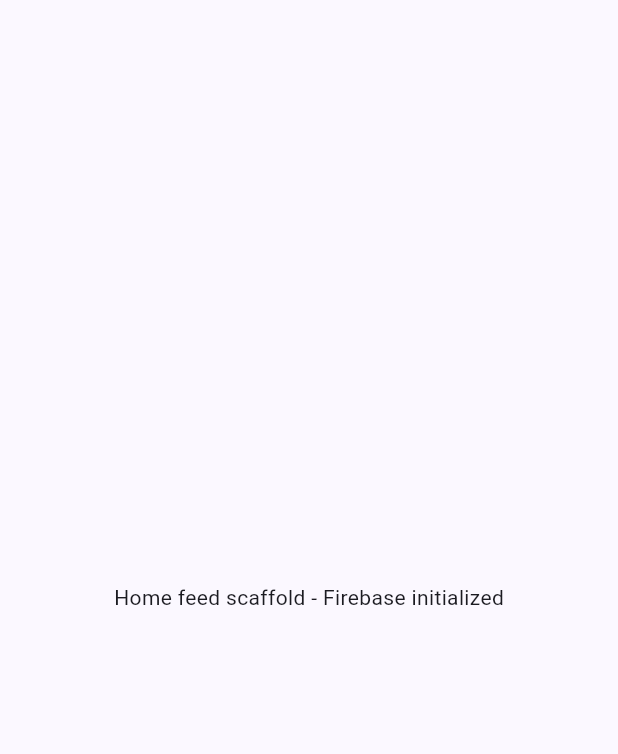
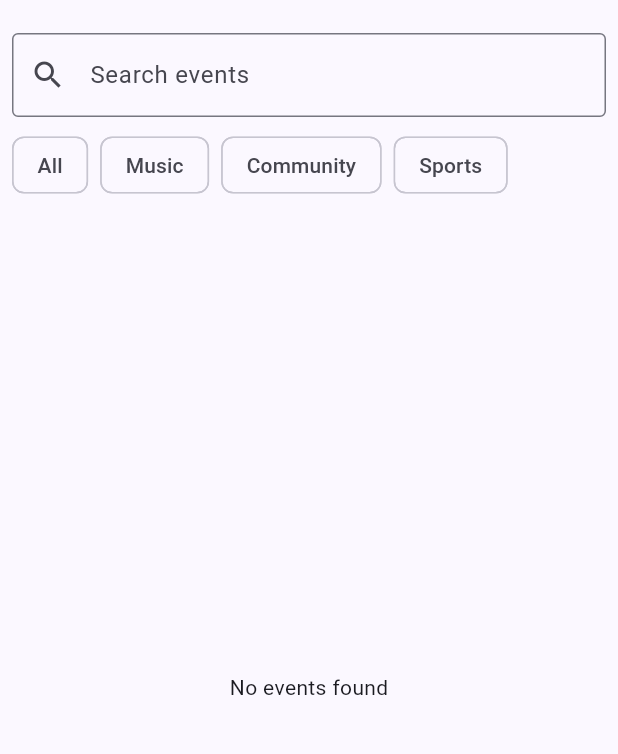
Before and after one commit to goobil/anuevents, a Flutter app: the screen it shows after launch, on a phone screen of 412 x 824 dp, the part 63-817 px from its top. Run offline on Flutter 3.47's test engine with Material 3 defaults, Android fonts, the phone set to English and light mode, and no system bars; our stand-ins replace cloud_firestore, firebase_core; accounts and stored records are empty.

Commit message:
feat(mobile): add Phase 1 home feed UI, Event model, Firestore service and widgets

```diff
--- a/mobile/lib/main.dart
+++ b/mobile/lib/main.dart
@@ -1,12 +1,15 @@
 import 'package:flutter/material.dart';
 import 'package:firebase_core/firebase_core.dart';
+import 'firebase_options.dart';
+import 'screens/home_screen.dart';
 
-// Note: you must provide native Firebase configuration files for Android (google-services.json)
-// and iOS (GoogleService-Info.plist) in the respective platform folders before running.
+// Note: native Firebase configuration files were placed by FlutterFire CLI.
 
 void main() async {
   WidgetsFlutterBinding.ensureInitialized();
-  await Firebase.initializeApp();
+  await Firebase.initializeApp(
+    options: DefaultFirebaseOptions.currentPlatform,
+  );
   runApp(const MyApp());
 }
 
@@ -25,17 +28,3 @@ class MyApp extends StatelessWidget {
     );
   }
 }
-
-class HomeScreen extends StatelessWidget {
-  const HomeScreen({super.key});
-
-  @override
-  Widget build(BuildContext context) {
-    return Scaffold(
-      appBar: AppBar(
-        title: const Text('ANU Events'),
-      ),
-      body: const Center(child: Text('Home feed scaffold - Firebase initialized')),
-    );
-  }
-}
--- /dev/null
+++ b/mobile/lib/models/event.dart
@@ -0,0 +1,31 @@
+import 'package:cloud_firestore/cloud_firestore.dart';
+
+class Event {
+  final String id;
+  final String title;
+  final String description;
+  final DateTime startsAt;
+  final String status;
+  final String location;
+
+  Event({
+    required this.id,
+    required this.title,
+    required this.description,
+    required this.startsAt,
+    required this.status,
+    required this.location,
+  });
+
+  factory Event.fromFirestore(DocumentSnapshot doc) {
+    final data = doc.data() as Map<String, dynamic>? ?? {};
+    return Event(
+      id: doc.id,
+      title: data['title'] ?? '',
+      description: data['description'] ?? '',
+      startsAt: (data['startsAt'] as Timestamp?)?.toDate() ?? DateTime.now(),
+      status: data['status'] ?? 'pending',
+      location: data['location'] ?? '',
+    );
+  }
+}
--- /dev/null
+++ b/mobile/lib/screens/home_screen.dart
@@ -0,0 +1,77 @@
+import 'package:flutter/material.dart';
+import '../services/firestore_service.dart';
+import '../widgets/event_card.dart';
+
+class HomeScreen extends StatefulWidget {
+  const HomeScreen({super.key});
+
+  @override
+  State<HomeScreen> createState() => _HomeScreenState();
+}
+
+class _HomeScreenState extends State<HomeScreen> {
+  final FirestoreService _fs = FirestoreService();
+  String _query = '';
+
+  @override
+  Widget build(BuildContext context) {
+    return Scaffold(
+      appBar: AppBar(title: const Text('ANU Events')),
+      body: Column(
+        children: [
+          Padding(
+            padding: const EdgeInsets.all(8.0),
+            child: TextField(
+              decoration: const InputDecoration(
+                prefixIcon: Icon(Icons.search),
+                hintText: 'Search events',
+                border: OutlineInputBorder(),
+              ),
+              onChanged: (v) => setState(() => _query = v),
+            ),
+          ),
+          // category chips placeholder
+          SizedBox(
+            height: 48,
+            child: ListView(
+              scrollDirection: Axis.horizontal,
+              padding: const EdgeInsets.symmetric(horizontal: 8),
+              children: const [
+                Chip(label: Text('All')),
+                SizedBox(width: 8),
+                Chip(label: Text('Music')),
+                SizedBox(width: 8),
+                Chip(label: Text('Community')),
+                SizedBox(width: 8),
+                Chip(label: Text('Sports')),
+              ],
+            ),
+          ),
+          Expanded(
+            child: StreamBuilder(
+              stream: _fs.streamApprovedEvents(),
+              builder: (context, snapshot) {
+                if (snapshot.connectionState == ConnectionState.waiting) {
+                  return const Center(child: CircularProgressIndicator());
+                }
+                final events = snapshot.data ?? [];
+                final filtered = _query.isEmpty
+                    ? events
+                    : events
+                        .where((e) => e.title.toLowerCase().contains(_query.toLowerCase()))
+                        .toList();
+                if (filtered.isEmpty) {
+                  return const Center(child: Text('No events found'));
+                }
+                return ListView.builder(
+                  itemCount: filtered.length,
+                  itemBuilder: (context, i) => EventCard(event: filtered[i]),
+                );
+              },
+            ),
+          ),
+        ],
+      ),
+    );
+  }
+}
--- a/mobile/pubspec.yaml
+++ b/mobile/pubspec.yaml
@@ -15,6 +15,7 @@ dependencies:
   firebase_core: ^2.0.0
   firebase_auth: ^4.0.0
   firebase_messaging: ^14.0.0
+  intl: ^0.18.0
 
 dev_dependencies:
   flutter_lints: ^2.0.0
```
Also changed, not shown: mobile/lib/services/firestore_service.dart (added, +27 -0 lines), mobile/lib/widgets/event_card.dart (added, +22 -0 lines).
